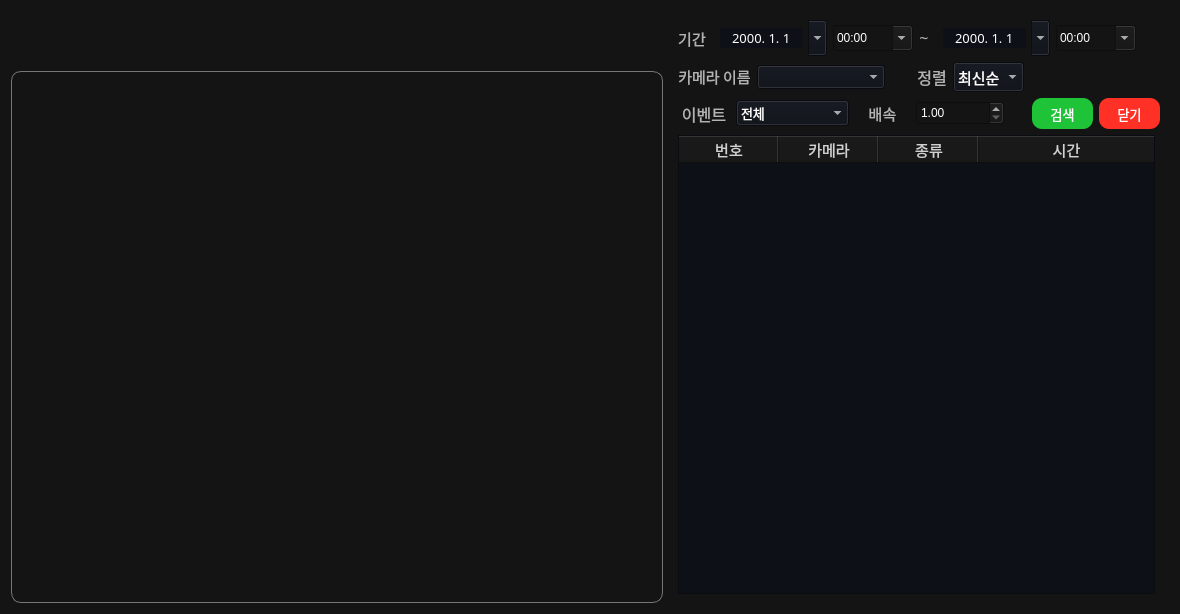
Before: the Qt Designer form ui/search.ui in diddytpq/MS-AI-Viewer, drawn with Qt 5.
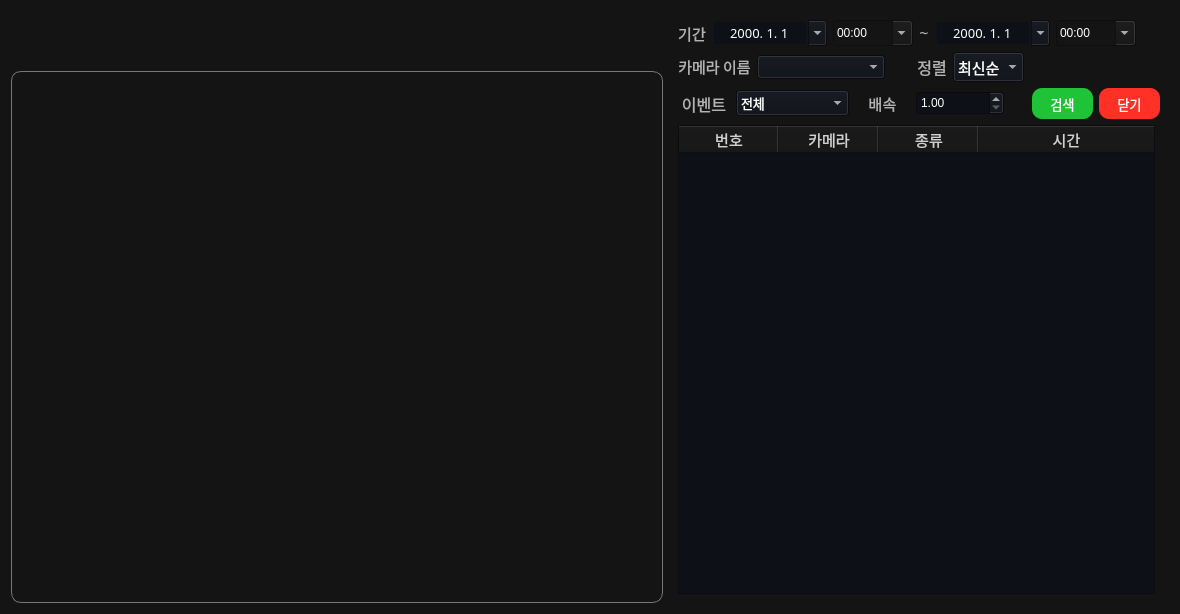
After: the same form once the commit is applied. Icons and pictures are not drawn.

Patch:
```diff
--- a/ui/search.ui
+++ b/ui/search.ui
@@ -185,10 +185,10 @@
                   </property>
                   <property name="styleSheet">
                    <string notr="true">QDateEdit {
-    padding: 5px;
+
     color: rgb(255, 255, 255);
     background-color: rgb(13, 16, 23);
-    selection-background-color: rgb(53, 132, 228);
+
 }
 QCalendarWidget {
     font-size: 11pt; /* 폰트 크기를 크게 설정하여 전체 크기 증가 */
@@ -452,10 +452,10 @@
                 </property>
                 <property name="styleSheet">
                  <string notr="true">QDateEdit {
-    padding: 5px;
+
     color: rgb(255, 255, 255);
     background-color: rgb(13, 16, 23);
-    selection-background-color: rgb(53, 132, 228);
+
 }
 QCalendarWidget {
     font-size: 11pt; /* 폰트 크기를 크게 설정하여 전체 크기 증가 */
@@ -959,7 +959,14 @@
                  </size>
                 </property>
                 <property name="styleSheet">
-                 <string notr="true">color: rgb(255, 255, 255);</string>
+                 <string notr="true">
+    QDoubleSpinBox {
+        subcontrol-origin: padding;
+        subcontrol-position: top right;
+        background: rgb(13, 16, 23);
+        color: rgb(255, 255, 255);
+
+    }</string>
                 </property>
                 <property name="minimum">
                  <double>1.000000000000000</double>
```
